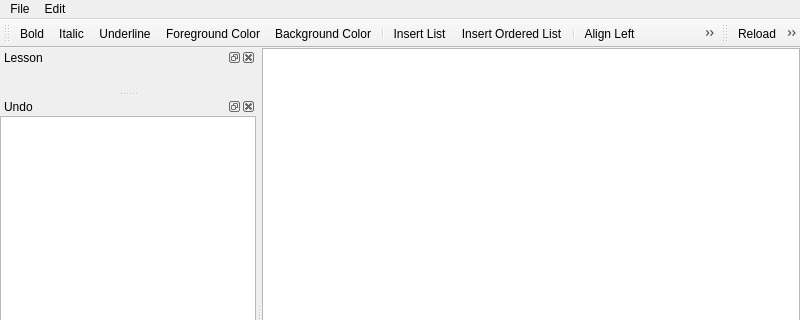
This is Sources/Lessons/LessonsEditorMainWindow.ui in FromtonRouge/KaladriusTrainer as Qt 5 draws it before an edit; both pictures show x 0 to 800 and y 0 to 320 of the 800 by 600 pixel window. The edited form follows.
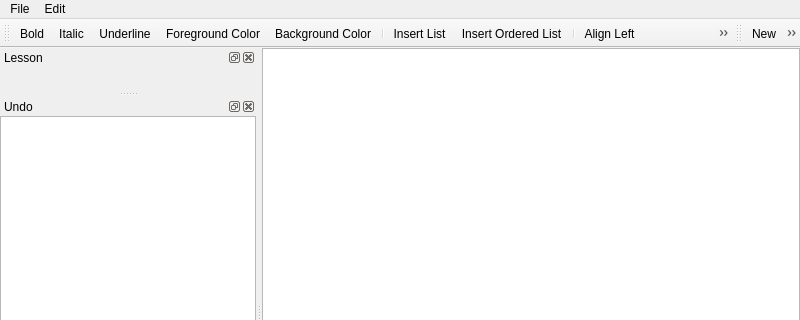
This is the edited form. Icons and pictures are not drawn. Custom widgets are drawn as their Qt base class.

Commit message: Table, Frame and Image insertion + serialization done

Patch:
```diff
--- a/Sources/Lessons/LessonsEditorMainWindow.ui
+++ b/Sources/Lessons/LessonsEditorMainWindow.ui
@@ -117,6 +117,8 @@
    <addaction name="actionAlign_Justify"/>
    <addaction name="separator"/>
    <addaction name="actionInsert_Table"/>
+   <addaction name="actionInsert_Frame"/>
+   <addaction name="actionInsert_Image"/>
   </widget>
   <widget class="QToolBar" name="toolBarFile">
    <property name="windowTitle">
@@ -134,6 +136,8 @@
    <attribute name="toolBarBreak">
     <bool>false</bool>
    </attribute>
+   <addaction name="actionNew"/>
+   <addaction name="separator"/>
    <addaction name="actionReload"/>
    <addaction name="separator"/>
    <addaction name="actionSave"/>
@@ -328,6 +332,36 @@
     <string>F5</string>
    </property>
   </action>
+  <action name="actionNew">
+   <property name="icon">
+    <iconset resource="../../Resources/ProgrammerStenoTutor.qrc">
+     <normaloff>:/Icons/document.png</normaloff>:/Icons/document.png</iconset>
+   </property>
+   <property name="text">
+    <string>New</string>
+   </property>
+   <property name="shortcut">
+    <string>Ctrl+N</string>
+   </property>
+  </action>
+  <action name="actionInsert_Frame">
+   <property name="icon">
+    <iconset resource="../../Resources/ProgrammerStenoTutor.qrc">
+     <normaloff>:/Icons/application-text.png</normaloff>:/Icons/application-text.png</iconset>
+   </property>
+   <property name="text">
+    <string>Insert Frame</string>
+   </property>
+  </action>
+  <action name="actionInsert_Image">
+   <property name="icon">
+    <iconset resource="../../Resources/ProgrammerStenoTutor.qrc">
+     <normaloff>:/Icons/image.png</normaloff>:/Icons/image.png</iconset>
+   </property>
+   <property name="text">
+    <string>Insert Image</string>
+   </property>
+  </action>
  </widget>
  <customwidgets>
   <customwidget>
```
Left out of the diff: 1 changed line with no effect on the pictures. The commit also changes 6 other files.
